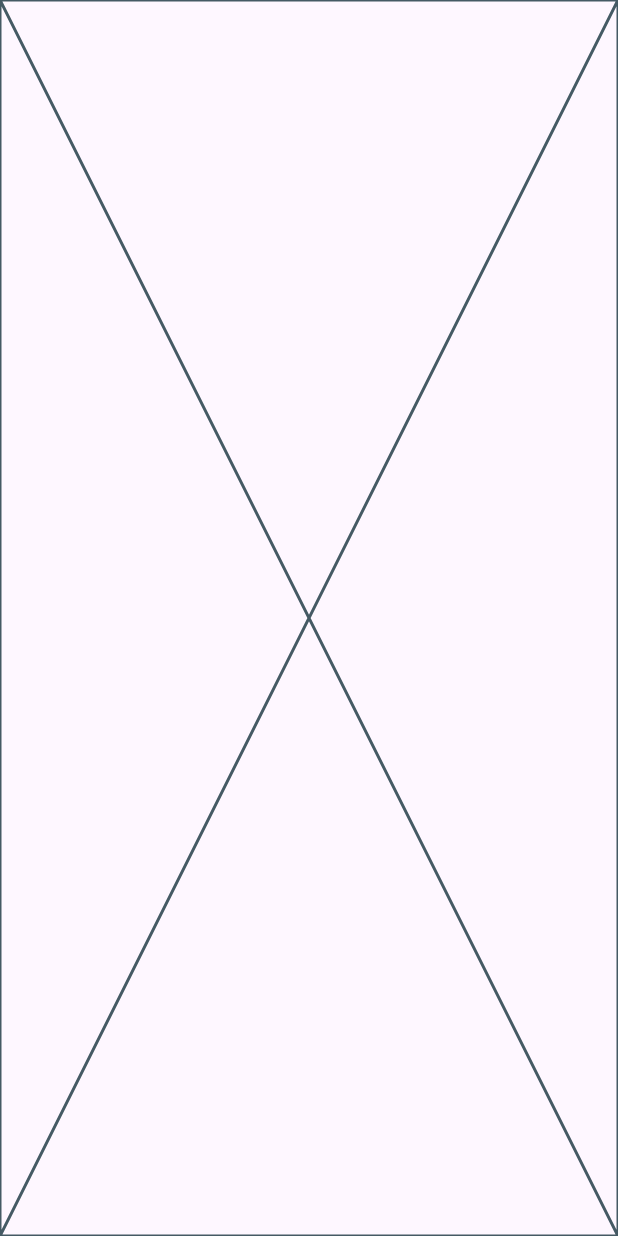
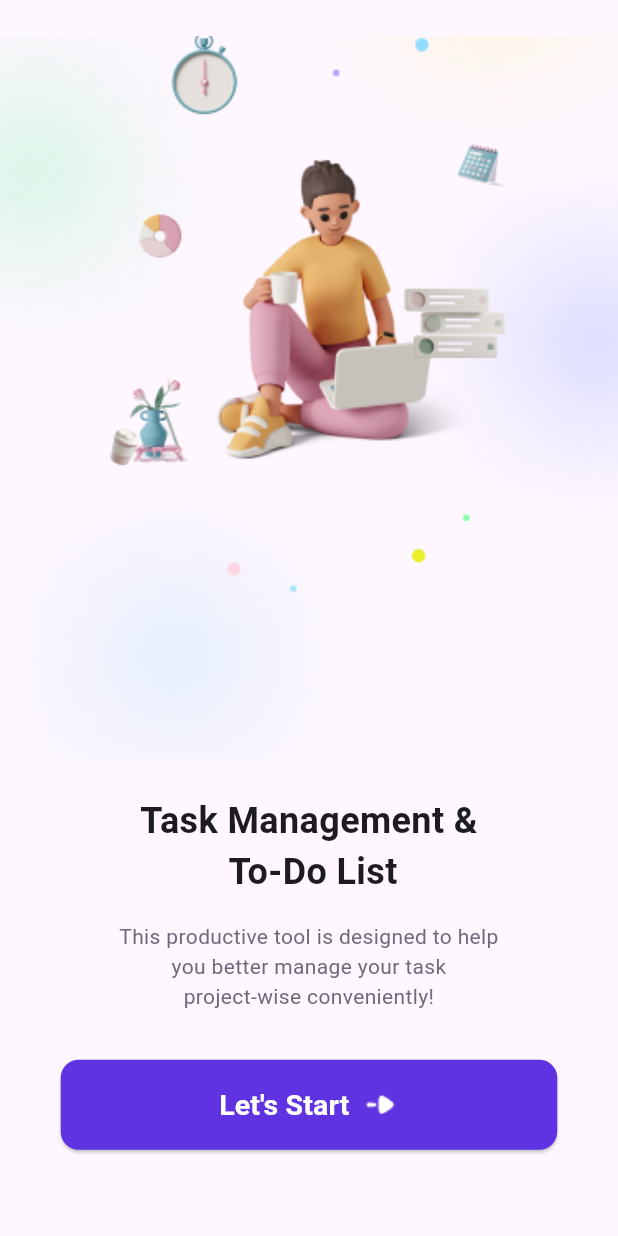
Before and after one commit to omarshaf3y/Tasky-app, a Flutter app: the screen it shows after launch, on a phone screen of 412 x 824 dp. Run offline on Flutter 3.47's test engine with Material 3 defaults, Android fonts, the phone set to English and light mode, and no system bars; our stand-ins replace go_router.

Commit message:
complete onboarding screen

```diff
--- a/lib/features/onboarding/presentation/views/home_view.dart
+++ /dev/null
@@ -1,13 +0,0 @@
-import 'package:flutter/material.dart';
-import 'package:tasky/features/onboarding/presentation/views/widgets/onboarding_view_body.dart';
-
-class OnBoardingView extends StatelessWidget {
-  const OnBoardingView({super.key});
-
-  @override
-  Widget build(BuildContext context) {
-    return const Scaffold(
-      body: OnBoardingViewBody(),
-    );
-  }
-}
--- a/lib/features/onboarding/presentation/views/widgets/onboarding_view_body.dart
+++ b/lib/features/onboarding/presentation/views/widgets/onboarding_view_body.dart
@@ -5,6 +5,65 @@ class OnBoardingViewBody extends StatelessWidget {
 
   @override
   Widget build(BuildContext context) {
-    return const Placeholder();
+    return Center(
+      child: Column(
+        children: [
+          const SizedBox(height: 24),
+          Image.asset(
+            'assets/img/Frame 4.png',
+            width: double.infinity,
+            height: 482,
+            fit: BoxFit.fitWidth,
+          ),
+          const SizedBox(height: 24),
+          const Text(
+            'Task Management &\n To-Do List',
+            textAlign: TextAlign.center,
+            style: TextStyle(
+              fontSize: 24,
+              fontWeight: FontWeight.w700,
+            ),
+          ),
+          const SizedBox(height: 16),
+          const Text(
+            'This productive tool is designed to help\nyou better manage your task \nproject-wise conveniently!',
+            textAlign: TextAlign.center,
+            style: TextStyle(
+                color: Color(0xff6E6A7C),
+                fontSize: 14,
+                fontWeight: FontWeight.w400),
+          ),
+          const SizedBox(height: 32.5),
+          ElevatedButton(
+            onPressed: () {
+              // Add your onPressed action here
+            },
+            style: ElevatedButton.styleFrom(
+              backgroundColor: const Color(0xff5F33E1),
+              fixedSize: const Size(331, 60),
+              padding: const EdgeInsets.symmetric(horizontal: 40, vertical: 16),
+              shape: RoundedRectangleBorder(
+                borderRadius: BorderRadius.circular(12),
+              ),
+            ),
+            child: Row(
+              mainAxisAlignment: MainAxisAlignment.center,
+              children: [
+                const Text(
+                  "Let's Start",
+                  style: TextStyle(
+                    color: Colors.white,
+                    fontSize: 19,
+                    fontWeight: FontWeight.w700,
+                  ),
+                ),
+                const SizedBox(width: 8),
+                Image.asset('assets/img/Arrow - Left.png'),
+              ],
+            ),
+          ),
+        ],
+      ),
+    );
   }
 }
--- a/lib/main.dart
+++ b/lib/main.dart
@@ -10,9 +10,11 @@ class TaskyApp extends StatelessWidget {
 
   @override
   Widget build(BuildContext context) {
-    return MaterialApp.router(
-      debugShowCheckedModeBanner: false,
-      routerConfig: AppRouter.router,
+    return SafeArea(
+      child: MaterialApp.router(
+        debugShowCheckedModeBanner: false,
+        routerConfig: AppRouter.router,
+      ),
     );
   }
 }
--- a/pubspec.yaml
+++ b/pubspec.yaml
@@ -54,8 +54,9 @@ flutter:
   # the material Icons class.
   uses-material-design: true
   # To add assets to your application, add an assets section, like this:
-  # assets:
-  #   - images/a_dot_burr.jpeg
+  assets:
+    - assets/img/
+    - assets/fonts/
   #   - images/a_dot_ham.jpeg
   # An image asset can refer to one or more resolution-specific "variants", see
   # https://flutter.dev/assets-and-images/#resolution-aware
```
Also changed, not shown: assets/fonts/DMSans-Italic-VariableFont_opsz,wght.ttf (added), assets/fonts/DMSans-VariableFont_opsz,wght.ttf (added), assets/img/Arrow - Left.png (added), assets/img/Frame 4.png (added).
